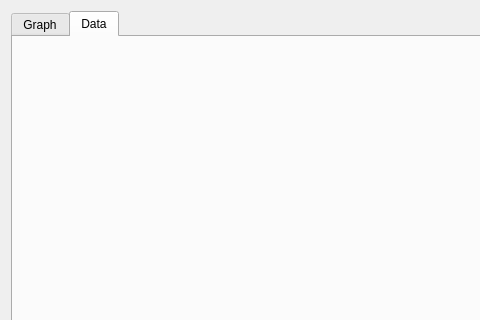
The window that src/gui/views/mainGrapherViewUi.ui (PyMarc2/general-data-grapher) describes before a commit, drawn with Qt 5; both pictures show x 0 to 480 and y 0 to 320 of the 982 by 737 pixel window.
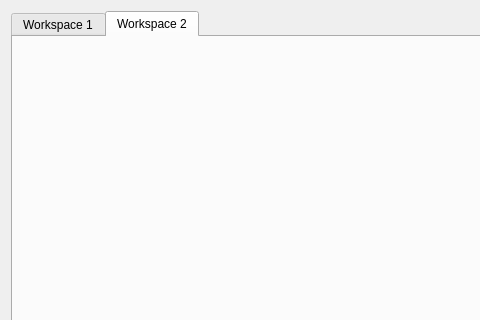
The same window after the commit. The open tabs and pages were chosen to show the change.

Commit message: ok computer

Patch:
```diff
--- a/src/gui/views/mainGrapherViewUi.ui
+++ b/src/gui/views/mainGrapherViewUi.ui
@@ -27,12 +27,12 @@
      </property>
      <widget class="QWidget" name="tab_graph">
       <attribute name="title">
-       <string>Graph</string>
+       <string>Workspace 1</string>
       </attribute>
      </widget>
      <widget class="QWidget" name="tab_data">
       <attribute name="title">
-       <string>Data</string>
+       <string>Workspace 2</string>
       </attribute>
       <layout class="QHBoxLayout" name="horizontalLayout"/>
      </widget>
```
Left out of the diff: 2 changed lines with no effect on the pictures. The commit also changes 2 other files.
